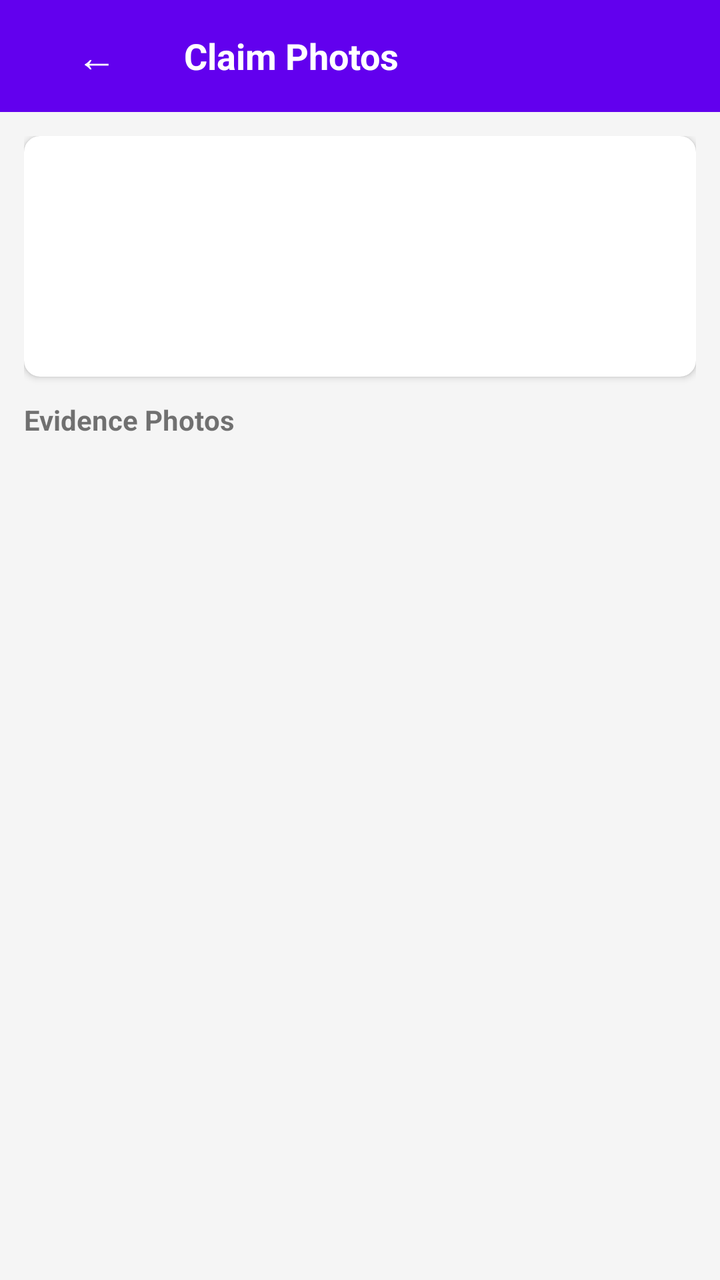
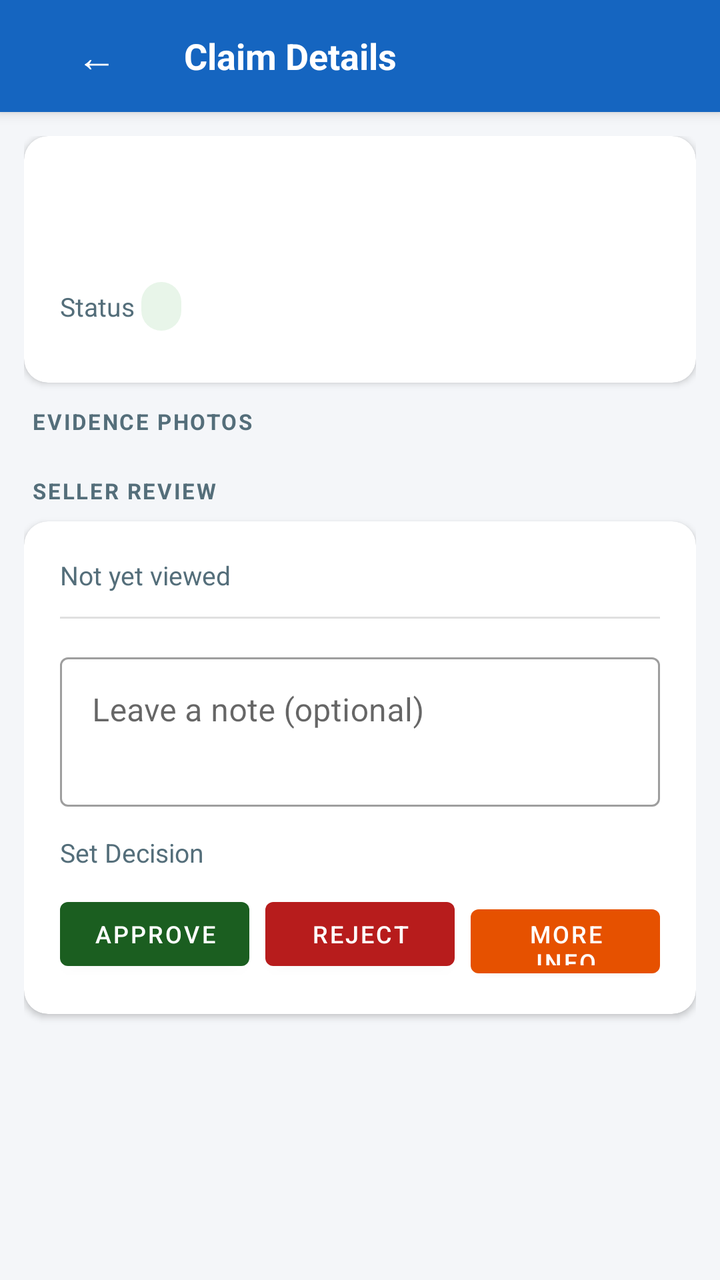

Before-and-after screenshots of an Android layout around one commit, followed by the original layout XML and the change that was made.
<!-- AndroidManifest.xml: application theme AppTheme -->
<!-- res/layout/activity_seller_claim_detail.xml -->
<?xml version="1.0" encoding="utf-8"?>
<LinearLayout
    xmlns:android="http://schemas.android.com/apk/res/android"
    xmlns:app="http://schemas.android.com/apk/res-auto"
    android:layout_width="match_parent"
    android:layout_height="match_parent"
    android:orientation="vertical"
    android:background="#F5F5F5">

    
    <LinearLayout
        android:layout_width="match_parent"
        android:layout_height="56dp"
        android:orientation="horizontal"
        android:background="@color/purple_500"
        android:gravity="center_vertical"
        android:paddingStart="4dp"
        android:paddingEnd="12dp">

        <Button
            android:id="@+id/buttonBack"
            android:layout_width="wrap_content"
            android:layout_height="wrap_content"
            android:text="←"
            android:textSize="20sp"
            android:textColor="@color/white"
            style="?attr/borderlessButtonStyle" />

        <TextView
            android:layout_width="0dp"
            android:layout_height="wrap_content"
            android:layout_weight="1"
            android:text="Claim Photos"
            android:textColor="@color/white"
            android:textSize="18sp"
            android:textStyle="bold" />

    </LinearLayout>

    <androidx.core.widget.NestedScrollView
        android:layout_width="match_parent"
        android:layout_height="0dp"
        android:layout_weight="1">

        <LinearLayout
            android:layout_width="match_parent"
            android:layout_height="wrap_content"
            android:orientation="vertical"
            android:padding="12dp">

            
            <androidx.cardview.widget.CardView
                android:layout_width="match_parent"
                android:layout_height="wrap_content"
                android:layout_marginBottom="12dp"
                app:cardCornerRadius="8dp"
                app:cardElevation="2dp">

                <LinearLayout
                    android:layout_width="match_parent"
                    android:layout_height="wrap_content"
                    android:orientation="vertical"
                    android:padding="16dp">

                    <TextView
                        android:id="@+id/textDetailClaimId"
                        android:layout_width="match_parent"
                        android:layout_height="wrap_content"
                        android:textSize="11sp"
                        android:textColor="#888888"
                        android:fontFamily="monospace" />

                    <TextView
                        android:id="@+id/textDetailOrderId"
                        android:layout_width="match_parent"
                        android:layout_height="wrap_content"
                        android:textSize="16sp"
                        android:textStyle="bold"
                        android:layout_marginTop="6dp" />

                    <TextView
                        android:id="@+id/textDetailStatus"
                        android:layout_width="match_parent"
                        android:layout_height="wrap_content"
                        android:textSize="14sp"
                        android:layout_marginTop="4dp" />

                    <TextView
                        android:id="@+id/textDetailRisk"
                        android:layout_width="match_parent"
                        android:layout_height="wrap_content"
                        android:textSize="14sp"
                        android:layout_marginTop="4dp" />

                    <TextView
                        android:id="@+id/textDetailNotes"
                        android:layout_width="match_parent"
                        android:layout_height="wrap_content"
                        android:textSize="14sp"
                        android:layout_marginTop="4dp"
                        android:visibility="gone" />

                </LinearLayout>
            </androidx.cardview.widget.CardView>

            
            <TextView
                android:layout_width="match_parent"
                android:layout_height="wrap_content"
                android:text="Evidence Photos"
                android:textSize="14sp"
                android:textStyle="bold"
                android:layout_marginBottom="8dp" />

            <ProgressBar
                android:id="@+id/progressBarDetail"
                android:layout_width="wrap_content"
                android:layout_height="wrap_content"
                android:layout_gravity="center_horizontal"
                android:visibility="gone" />

            <TextView
                android:id="@+id/textNoPhotos"
                android:layout_width="match_parent"
                android:layout_height="wrap_content"
                android:text="No photos available for this claim."
                android:gravity="center"
                android:textColor="#888888"
                android:paddingTop="24dp"
                android:paddingBottom="24dp"
                android:visibility="gone" />

            <androidx.recyclerview.widget.RecyclerView
                android:id="@+id/recyclerPhotos"
                android:layout_width="match_parent"
                android:layout_height="wrap_content"
                android:nestedScrollingEnabled="false" />

        </LinearLayout>
    </androidx.core.widget.NestedScrollView>

</LinearLayout>
<!-- resources referenced by this layout -->
<resources>
  <color name="purple_500">#FF6200EE</color>
  <color name="white">#FFFFFFFF</color>
  <style name="AppTheme" parent="Theme.MaterialComponents.Light.NoActionBar">
          <item name="colorPrimary">@color/purple_500</item>
          <item name="colorPrimaryVariant">@color/purple_700</item>
          <item name="colorOnPrimary">@color/white</item>
          <item name="colorSecondary">@color/teal_200</item>
          <item name="colorOnSecondary">@color/black</item>
      </style>
  <color name="purple_700">#FF3700B3</color>
  <color name="teal_200">#FF03DAC5</color>
  <color name="black">#FF000000</color>
</resources>

<!-- the commit's change to res/layout/activity_seller_claim_detail.xml (unified diff, before → after) -->
@@ -5,17 +5,18 @@
     android:layout_width="match_parent"
     android:layout_height="match_parent"
     android:orientation="vertical"
-    android:background="#F5F5F5">
+    android:background="@color/bg_screen">
 
     
     <LinearLayout
         android:layout_width="match_parent"
         android:layout_height="56dp"
         android:orientation="horizontal"
-        android:background="@color/purple_500"
+        android:background="@color/brand_primary"
         android:gravity="center_vertical"
         android:paddingStart="4dp"
-        android:paddingEnd="12dp">
+        android:paddingEnd="12dp"
+        android:elevation="4dp">
 
         <Button
             android:id="@+id/buttonBack"
@@ -30,12 +31,21 @@
             android:layout_width="0dp"
             android:layout_height="wrap_content"
             android:layout_weight="1"
-            android:text="Claim Photos"
+            android:text="Claim Details"
             android:textColor="@color/white"
             android:textSize="18sp"
             android:textStyle="bold" />
 
     </LinearLayout>
+
+    <ProgressBar
+        android:id="@+id/progressBarDetail"
+        android:layout_width="match_parent"
+        android:layout_height="3dp"
+        style="@style/Widget.AppCompat.ProgressBar.Horizontal"
+        android:indeterminate="true"
+        android:indeterminateTint="@color/brand_secondary"
+        android:visibility="gone" />
 
     <androidx.core.widget.NestedScrollView
         android:layout_width="match_parent"
@@ -53,51 +63,65 @@
                 android:layout_width="match_parent"
                 android:layout_height="wrap_content"
                 android:layout_marginBottom="12dp"
-                app:cardCornerRadius="8dp"
-                app:cardElevation="2dp">
+                app:cardCornerRadius="12dp"
+                app:cardElevation="2dp"
+                app:cardBackgroundColor="@color/bg_surface">
 
                 <LinearLayout
                     android:layout_width="match_parent"
                     android:layout_height="wrap_content"
                     android:orientation="vertical"
-                    android:padding="16dp">
+                    android:padding="18dp">
 
                     <TextView
                         android:id="@+id/textDetailClaimId"
                         android:layout_width="match_parent"
                         android:layout_height="wrap_content"
                         android:textSize="11sp"
-                        android:textColor="#888888"
-                        android:fontFamily="monospace" />
+                        android:textColor="@color/text_hint"
+                        android:fontFamily="monospace"
+                        android:layout_marginBottom="6dp" />
 
                     <TextView
                         android:id="@+id/textDetailOrderId"
                         android:layout_width="match_parent"
                         android:layout_height="wrap_content"
-                        android:textSize="16sp"
+                        android:textSize="18sp"
                         android:textStyle="bold"
-                        android:layout_marginTop="6dp" />
-
-                    <TextView
-                        android:id="@+id/textDetailStatus"
+                        android:textColor="@color/text_primary"
+                        android:layout_marginBottom="10dp" />
+
+                    <LinearLayout
+                        android:layout_width="match_parent"
+                        android:layout_height="wrap_content"
+                        android:orientation="horizontal"
+                        android:gravity="center_vertical"
+                        android:layout_marginBottom="8dp">
+
+                        <TextView
+                            android:layout_width="wrap_content"
+                            android:layout_height="wrap_content"
+                            android:text="Status "
+                            android:textSize="13sp"
+                            android:textColor="@color/text_secondary" />
+
+                        <TextView
+                            android:id="@+id/textDetailStatus"
+                            android:layout_width="wrap_content"
+                            android:layout_height="wrap_content"
+                            android:paddingHorizontal="10dp"
+                            android:paddingVertical="4dp"
+                            android:textSize="12sp"
+                            android:textStyle="bold"
+                            android:background="@drawable/bg_chip" />
+                    </LinearLayout>
+
+                    <TextView
+                        android:id="@+id/textDetailNotes"
                         android:layout_width="match_parent"
                         android:layout_height="wrap_content"
                         android:textSize="14sp"
-                        android:layout_marginTop="4dp" />
-
-                    <TextView
-                        android:id="@+id/textDetailRisk"
-                        android:layout_width="match_parent"
-                        android:layout_height="wrap_content"
-                        android:textSize="14sp"
-                        android:layout_marginTop="4dp" />
-
-                    <TextView
-                        android:id="@+id/textDetailNotes"
-                        android:layout_width="match_parent"
-                        android:layout_height="wrap_content"
-                        android:textSize="14sp"
-                        android:layout_marginTop="4dp"
+                        android:textColor="@color/text_secondary"
                         android:visibility="gone" />
 
                 </LinearLayout>
@@ -107,17 +131,13 @@
             <TextView
                 android:layout_width="match_parent"
                 android:layout_height="wrap_content"
-                android:text="Evidence Photos"
-                android:textSize="14sp"
+                android:text="EVIDENCE PHOTOS"
+                android:textSize="11sp"
                 android:textStyle="bold"
-                android:layout_marginBottom="8dp" />
-
-            <ProgressBar
-                android:id="@+id/progressBarDetail"
-                android:layout_width="wrap_content"
-                android:layout_height="wrap_content"
-                android:layout_gravity="center_horizontal"
-                android:visibility="gone" />
+                android:letterSpacing="0.08"
+                android:textColor="@color/text_secondary"
+                android:layout_marginBottom="8dp"
+                android:layout_marginStart="4dp" />
 
             <TextView
                 android:id="@+id/textNoPhotos"
@@ -125,7 +145,7 @@
                 android:layout_height="wrap_content"
                 android:text="No photos available for this claim."
                 android:gravity="center"
-                android:textColor="#888888"
+                android:textColor="@color/text_hint"
                 android:paddingTop="24dp"
                 android:paddingBottom="24dp"
                 android:visibility="gone" />
@@ -134,7 +154,156 @@
                 android:id="@+id/recyclerPhotos"
                 android:layout_width="match_parent"
                 android:layout_height="wrap_content"
-                android:nestedScrollingEnabled="false" />
+                android:nestedScrollingEnabled="false"
+                android:layout_marginBottom="12dp" />
+
+            
+            <TextView
+                android:layout_width="match_parent"
+                android:layout_height="wrap_content"
+                android:text="SELLER REVIEW"
+                android:textSize="11sp"
+                android:textStyle="bold"
+                android:letterSpacing="0.08"
+                android:textColor="@color/text_secondary"
+                android:layout_marginBottom="8dp"
+                android:layout_marginStart="4dp" />
+
+            <androidx.cardview.widget.CardView
+                android:layout_width="match_parent"
+                android:layout_height="wrap_content"
+                android:layout_marginBottom="16dp"
+                app:cardCornerRadius="12dp"
+                app:cardElevation="2dp"
+                app:cardBackgroundColor="@color/bg_surface">
+
+                <LinearLayout
+                    android:layout_width="match_parent"
+                    android:layout_height="wrap_content"
+                    android:orientation="vertical"
+                    android:padding="18dp">
+
+                    
+                    <LinearLayout
+                        android:layout_width="match_parent"
+                        android:layout_height="wrap_content"
+                        android:orientation="horizontal"
+                        android:gravity="center_vertical"
+                        android:layout_marginBottom="12dp">
+
+                        <TextView
+                            android:id="@+id/textViewedStatus"
+                            android:layout_width="0dp"
+                            android:layout_height="wrap_content"
+                            android:layout_weight="1"
+                            android:textSize="13sp"
+                            android:textColor="@color/text_secondary"
+                            android:text="Not yet viewed" />
+
+                        <TextView
+                            android:id="@+id/textDecisionBadge"
+                            android:layout_width="wrap_content"
+                            android:layout_height="wrap_content"
+                            android:paddingHorizontal="12dp"
+                            android:paddingVertical="5dp"
+                            android:textSize="12sp"
+                            android:textStyle="bold"
+                            android:background="@drawable/bg_chip"
+                            android:visibility="gone" />
+                    </LinearLayout>
+
+                    
+                    <TextView
+                        android:id="@+id/textExistingNote"
+                        android:layout_width="match_parent"
+                        android:layout_height="wrap_content"
+                        android:textSize="14sp"
+                        android:textColor="@color/text_primary"
+                        android:textStyle="italic"
+                        android:layout_marginBottom="12dp"
+                        android:visibility="gone" />
+
+                    <View
+                        android:layout_width="match_parent"
+                        android:layout_height="1dp"
+                        android:background="@color/divider"
+                        android:layout_marginBottom="14dp" />
+
+                    
+                    <com.google.android.material.textfield.TextInputLayout
+                        android:id="@+id/layoutSellerNote"
+                        android:layout_width="match_parent"
+                        android:layout_height="wrap_content"
+                        android:hint="Leave a note (optional)"
+                        style="@style/Widget.MaterialComponents.TextInputLayout.OutlinedBox"
+                        android:layout_marginBottom="14dp">
+
+                        <com.google.android.material.textfield.TextInputEditText
+                            android:id="@+id/editSellerNote"
+                            android:layout_width="match_parent"
+                            android:layout_height="wrap_content"
+                            android:inputType="textMultiLine"
+                            android:minLines="2"
+                            android:gravity="top" />
+                    </com.google.android.material.textfield.TextInputLayout>
+
+                    
+                    <TextView
+                        android:layout_width="wrap_content"
+                        android:layout_height="wrap_content"
+                        android:text="Set Decision"
+                        android:textSize="13sp"
+                        android:textColor="@color/text_secondary"
+                        android:layout_marginBottom="10dp" />
+
+                    <LinearLayout
+                        android:layout_width="match_parent"
+                        android:layout_height="wrap_content"
+                        android:orientation="horizontal"
+                        android:weightSum="3">
+
+                        <Button
+                            android:id="@+id/buttonApprove"
+                            android:layout_width="0dp"
+                            android:layout_height="44dp"
+                            android:layout_weight="1"
+                            android:layout_marginEnd="4dp"
+                            android:text="Approve"
+                            android:textSize="12sp"
+                            style="@style/Button.Approve" />
+
+                        <Button
+                            android:id="@+id/buttonReject"
+                            android:layout_width="0dp"
+                            android:layout_height="44dp"
+                            android:layout_weight="1"
+                            android:layout_marginHorizontal="4dp"
+                            android:text="Reject"
+                            android:textSize="12sp"
+                            style="@style/Button.Reject" />
+
+                        <Button
+                            android:id="@+id/buttonMoreInfo"
+                            android:layout_width="0dp"
+                            android:layout_height="44dp"
+                            android:layout_weight="1"
+                            android:layout_marginStart="4dp"
+                            android:text="More Info"
+                            android:textSize="12sp"
+                            style="@style/Button.MoreInfo" />
+
+                    </LinearLayout>
+
+                    <ProgressBar
+                        android:id="@+id/progressReview"
+                        android:layout_width="wrap_content"
+                        android:layout_height="wrap_content"
+                        android:layout_gravity="center_horizontal"
+                        android:layout_marginTop="10dp"
+                        android:visibility="gone" />
+
+                </LinearLayout>
+            </androidx.cardview.widget.CardView>
 
         </LinearLayout>
     </androidx.core.widget.NestedScrollView>
<!-- resource entries referenced after the edit -->
@@ -1,16 +1,46 @@
 <!-- resources referenced by this layout -->
 <resources>
-  <color name="purple_500">#FF6200EE</color>
+  <color name="bg_screen">#F4F6F9</color>
+  <color name="bg_surface">#FFFFFF</color>
+  <color name="brand_primary">#1565C0</color>
+  <color name="brand_secondary">#00838F</color>
+  <color name="divider">#E0E0E0</color>
+  <color name="text_hint">#90A4AE</color>
+  <color name="text_primary">#1A1A2E</color>
+  <color name="text_secondary">#546E7A</color>
   <color name="white">#FFFFFFFF</color>
+  <!-- drawable bg_chip (drawable) -->
+  <?xml version="1.0" encoding="utf-8"?>
+  <shape xmlns:android="http://schemas.android.com/apk/res/android"
+      android:shape="rectangle">
+      <corners android:radius="999dp" />
+      <solid android:color="@color/status_completed_bg" />
+  </shape>
+  <style name="Button.Approve" parent="Widget.MaterialComponents.Button">
+          <item name="backgroundTint">@color/decision_approved</item>
+          <item name="android:textColor">@color/white</item>
+      </style>
+  <style name="Button.MoreInfo" parent="Widget.MaterialComponents.Button">
+          <item name="backgroundTint">@color/decision_moreinfo</item>
+          <item name="android:textColor">@color/white</item>
+      </style>
+  <style name="Button.Reject" parent="Widget.MaterialComponents.Button">
+          <item name="backgroundTint">@color/decision_rejected</item>
+          <item name="android:textColor">@color/white</item>
+      </style>
   <style name="AppTheme" parent="Theme.MaterialComponents.Light.NoActionBar">
-          <item name="colorPrimary">@color/purple_500</item>
-          <item name="colorPrimaryVariant">@color/purple_700</item>
+          <item name="colorPrimary">@color/brand_primary</item>
+          <item name="colorPrimaryVariant">@color/brand_primary_dark</item>
           <item name="colorOnPrimary">@color/white</item>
-          <item name="colorSecondary">@color/teal_200</item>
-          <item name="colorOnSecondary">@color/black</item>
+          <item name="colorSecondary">@color/brand_secondary</item>
+          <item name="colorOnSecondary">@color/white</item>
+          <item name="android:windowBackground">@color/bg_screen</item>
+          <item name="android:statusBarColor">@color/brand_primary_dark</item>
       </style>
-  <color name="purple_700">#FF3700B3</color>
-  <color name="teal_200">#FF03DAC5</color>
-  <color name="black">#FF000000</color>
+  <color name="status_completed_bg">#E8F5E9</color>
+  <color name="decision_approved">#1B5E20</color>
+  <color name="decision_moreinfo">#E65100</color>
+  <color name="decision_rejected">#B71C1C</color>
+  <color name="brand_primary_dark">#003c8f</color>
 </resources>
 
